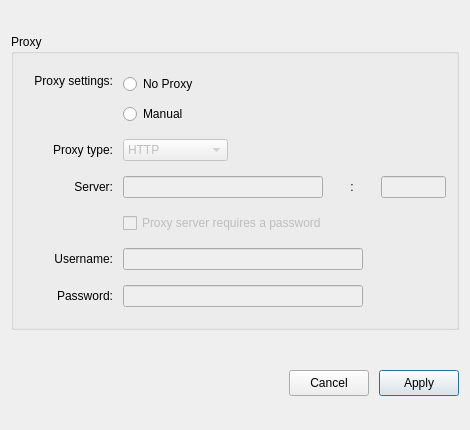
The window that src/MEGASync/gui/ui/ProxySettings.ui (meganz/MEGAsync) describes before a commit, drawn with Qt 5.
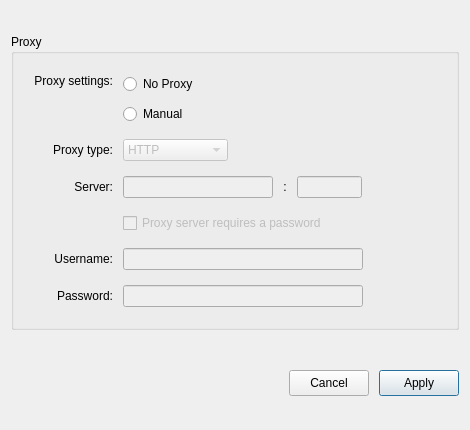
The same window after the commit. Custom widgets are drawn as their Qt base class.

Commit message: SNC-4923 : Fix issues settings dialog issues on windows.

Patch:
```diff
--- a/src/MEGASync/gui/ui/ProxySettings.ui
+++ b/src/MEGASync/gui/ui/ProxySettings.ui
@@ -303,7 +303,7 @@
       <item row="10" column="1">
        <layout class="QHBoxLayout" name="horizontalLayout">
         <property name="spacing">
-         <number>0</number>
+         <number>10</number>
         </property>
         <item>
          <widget class="QLineEdit" name="eProxyServer">
@@ -312,13 +312,13 @@
           </property>
           <property name="minimumSize">
            <size>
-            <width>200</width>
+            <width>150</width>
             <height>0</height>
            </size>
           </property>
           <property name="maximumSize">
            <size>
-            <width>200</width>
+            <width>150</width>
             <height>16777215</height>
            </size>
           </property>
@@ -380,6 +380,19 @@
           </property>
          </widget>
         </item>
+        <item>
+         <spacer name="horizontalSpacer_2">
+          <property name="orientation">
+           <enum>Qt::Orientation::Horizontal</enum>
+          </property>
+          <property name="sizeHint" stdset="0">
+           <size>
+            <width>40</width>
+            <height>20</height>
+           </size>
+          </property>
+         </spacer>
+        </item>
        </layout>
       </item>
      </layout>
```
The commit also changes 2 other files.
